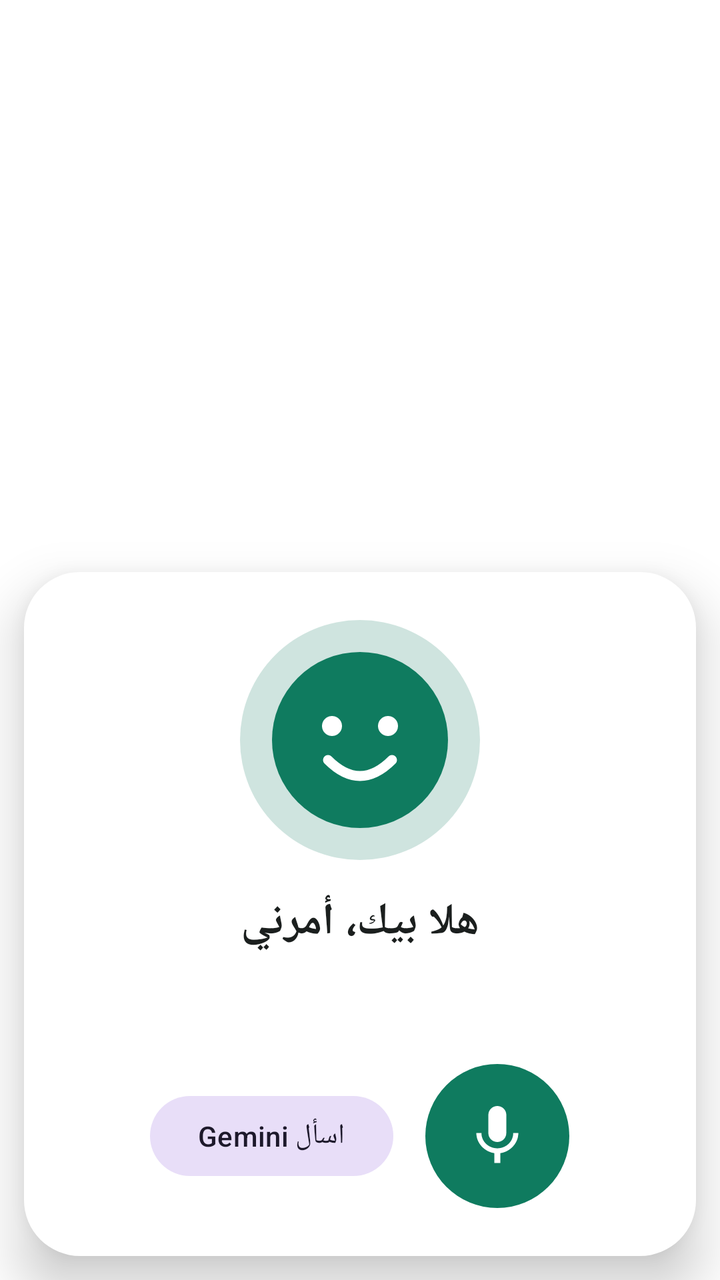
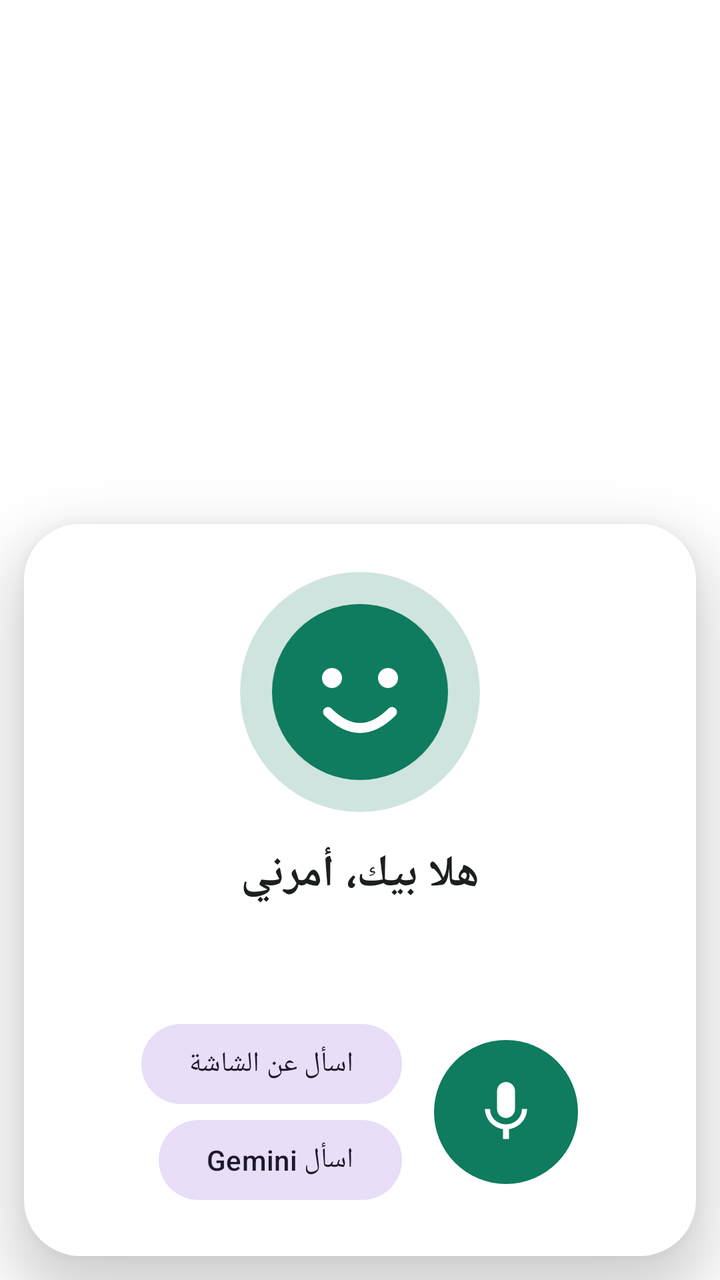

The first picture is an Android layout as it rendered before a commit; the second is the same layout after the commit. The layout source and the unified diff follow.
<!-- AndroidManifest.xml: activity theme Theme.Naffith.Popup -->
<!-- res/layout/activity_voice_popup.xml -->
<?xml version="1.0" encoding="utf-8"?>
<FrameLayout xmlns:android="http://schemas.android.com/apk/res/android"
    android:id="@+id/popupRoot"
    android:layout_width="match_parent"
    android:layout_height="match_parent"
    android:layoutDirection="rtl">

    <LinearLayout
        android:id="@+id/popupCard"
        android:layout_width="match_parent"
        android:layout_height="wrap_content"
        android:layout_gravity="bottom"
        android:layout_margin="12dp"
        android:background="@drawable/bg_popup"
        android:elevation="16dp"
        android:gravity="center_horizontal"
        android:orientation="vertical"
        android:padding="24dp">

        <FrameLayout
            android:layout_width="120dp"
            android:layout_height="120dp">

            <View
                android:id="@+id/avatarHalo"
                android:layout_width="match_parent"
                android:layout_height="match_parent"
                android:background="@drawable/bg_avatar_halo" />

            <ImageView
                android:layout_width="88dp"
                android:layout_height="88dp"
                android:layout_gravity="center"
                android:contentDescription="@string/app_name"
                android:src="@drawable/ic_assistant_avatar" />
        </FrameLayout>

        <TextView
            android:id="@+id/statusText"
            android:layout_width="match_parent"
            android:layout_height="wrap_content"
            android:layout_marginTop="16dp"
            android:gravity="center"
            android:text="@string/hf_greeting"
            android:textColor="@color/text_primary"
            android:textSize="22sp"
            android:textStyle="bold" />

        <TextView
            android:id="@+id/transcriptText"
            android:layout_width="match_parent"
            android:layout_height="wrap_content"
            android:layout_marginTop="8dp"
            android:gravity="center"
            android:minHeight="32dp"
            android:textColor="@color/text_secondary"
            android:textSize="18sp" />

        
        <TextView
            android:id="@+id/answerText"
            android:layout_width="match_parent"
            android:layout_height="wrap_content"
            android:layout_marginTop="10dp"
            android:background="@drawable/bg_card"
            android:lineSpacingExtra="4dp"
            android:maxLines="9"
            android:padding="14dp"
            android:scrollbars="vertical"
            android:textColor="@color/text_primary"
            android:textIsSelectable="true"
            android:textSize="17sp"
            android:visibility="gone" />

        <LinearLayout
            android:layout_width="wrap_content"
            android:layout_height="wrap_content"
            android:layout_marginTop="16dp"
            android:gravity="center_vertical"
            android:orientation="horizontal">

            <ImageButton
                android:id="@+id/micButton"
                android:layout_width="72dp"
                android:layout_height="72dp"
                android:background="@drawable/bg_mic_idle"
                android:contentDescription="@string/mic_description"
                android:padding="18dp"
                android:scaleType="fitCenter"
                android:src="@drawable/ic_mic" />

            <com.google.android.material.button.MaterialButton
                android:id="@+id/geminiButton"
                style="@style/Widget.Material3.Button.TonalButton"
                android:layout_width="wrap_content"
                android:layout_height="wrap_content"
                android:layout_marginStart="16dp"
                android:text="@string/ask_gemini" />
        </LinearLayout>
    </LinearLayout>
</FrameLayout>
<!-- resources referenced by this layout -->
<resources>
  <color name="text_primary">#1B1F1E</color>
  <color name="text_secondary">#5C6663</color>
  <!-- drawable bg_avatar_halo (drawable) -->
  <?xml version="1.0" encoding="utf-8"?>
  <shape xmlns:android="http://schemas.android.com/apk/res/android" android:shape="oval">
      <solid android:color="#330F7B5F" />
  </shape>
  <!-- drawable bg_card (drawable) -->
  <?xml version="1.0" encoding="utf-8"?>
  <shape xmlns:android="http://schemas.android.com/apk/res/android" android:shape="rectangle">
      <solid android:color="@color/surface_card" />
      <corners android:radius="20dp" />
  </shape>
  <!-- drawable bg_mic_idle (drawable) -->
  <?xml version="1.0" encoding="utf-8"?>
  <shape xmlns:android="http://schemas.android.com/apk/res/android" android:shape="oval">
      <solid android:color="@color/brand" />
  </shape>
  <!-- drawable bg_popup (drawable) -->
  <?xml version="1.0" encoding="utf-8"?>
  <shape xmlns:android="http://schemas.android.com/apk/res/android" android:shape="rectangle">
      <solid android:color="@color/white" />
      <corners android:radius="28dp" />
  </shape>
  <!-- drawable ic_assistant_avatar (drawable) -->
  <?xml version="1.0" encoding="utf-8"?>
  <vector xmlns:android="http://schemas.android.com/apk/res/android"
      android:width="88dp"
      android:height="88dp"
      android:viewportWidth="88"
      android:viewportHeight="88">
      <path
          android:fillColor="#0F7B5F"
          android:pathData="M44,0a44,44 0,1 1,0 88a44,44 0,1 1,0 -88z" />
      <path
          android:fillColor="#FFFFFF"
          android:pathData="M30,32a5,5 0,1 1,0 10a5,5 0,1 1,0 -10z" />
      <path
          android:fillColor="#FFFFFF"
          android:pathData="M58,32a5,5 0,1 1,0 10a5,5 0,1 1,0 -10z" />
      <path
          android:fillColor="#00000000"
          android:strokeColor="#FFFFFF"
          android:strokeLineCap="round"
          android:strokeWidth="5"
          android:pathData="M28,54q16,16 32,0" />
  </vector>
  <!-- drawable ic_mic (drawable) -->
  <vector xmlns:android="http://schemas.android.com/apk/res/android"
      android:width="24dp"
      android:height="24dp"
      android:viewportWidth="24"
      android:viewportHeight="24">
      <path
          android:fillColor="#FFFFFF"
          android:pathData="M12,14c1.66,0 2.99,-1.34 2.99,-3L15,5c0,-1.66 -1.34,-3 -3,-3S9,3.34 9,5v6c0,1.66 1.34,3 3,3zM17.3,11c0,3 -2.54,5.1 -5.3,5.1S6.7,14 6.7,11L5,11c0,3.41 2.72,6.23 6,6.72L11,21h2v-3.28c3.28,-0.48 6,-3.3 6,-6.72h-1.7z" />
  </vector>
  <string name="app_name">نفّذ</string>
  <string name="ask_gemini">اسأل Gemini</string>
  <string name="hf_greeting">هلا بيك، أمرني</string>
  <string name="mic_description">اضغط وتكلم</string>
  <style name="Theme.Naffith.Popup" parent="Theme.Naffith">
          <item name="android:windowIsTranslucent">true</item>
          <item name="android:windowBackground">@android:color/transparent</item>
          <item name="android:backgroundDimEnabled">true</item>
          <item name="android:backgroundDimAmount">0.4</item>
          <item name="android:windowAnimationStyle">@android:style/Animation.InputMethod</item>
          <item name="android:statusBarColor">@android:color/transparent</item>
      </style>
  <color name="surface_card">#F2F7F5</color>
  <color name="brand">#0F7B5F</color>
  <color name="white">#FFFFFF</color>
  <style name="Theme.Naffith" parent="Theme.Material3.Light.NoActionBar">
          <item name="colorPrimary">@color/brand</item>
          <item name="colorPrimaryDark">@color/brand_dark</item>
          <item name="android:statusBarColor">@color/brand_dark</item>
          <item name="android:windowBackground">@color/white</item>
      </style>
  <color name="brand_dark">#0A5A45</color>
</resources>

<!-- the commit's change to res/layout/activity_voice_popup.xml (unified diff, before → after) -->
@@ -89,13 +89,26 @@
                 android:scaleType="fitCenter"
                 android:src="@drawable/ic_mic" />
 
-            <com.google.android.material.button.MaterialButton
-                android:id="@+id/geminiButton"
-                style="@style/Widget.Material3.Button.TonalButton"
+            <LinearLayout
                 android:layout_width="wrap_content"
                 android:layout_height="wrap_content"
                 android:layout_marginStart="16dp"
-                android:text="@string/ask_gemini" />
+                android:orientation="vertical">
+
+                <com.google.android.material.button.MaterialButton
+                    android:id="@+id/screenButton"
+                    style="@style/Widget.Material3.Button.TonalButton"
+                    android:layout_width="wrap_content"
+                    android:layout_height="wrap_content"
+                    android:text="@string/ask_screen" />
+
+                <com.google.android.material.button.MaterialButton
+                    android:id="@+id/geminiButton"
+                    style="@style/Widget.Material3.Button.TonalButton"
+                    android:layout_width="wrap_content"
+                    android:layout_height="wrap_content"
+                    android:text="@string/ask_gemini" />
+            </LinearLayout>
         </LinearLayout>
     </LinearLayout>
 </FrameLayout>
<!-- resource entries referenced after the edit -->
@@ -59,6 +59,7 @@
   </vector>
   <string name="app_name">نفّذ</string>
   <string name="ask_gemini">اسأل Gemini</string>
+  <string name="ask_screen">اسأل عن الشاشة</string>
   <string name="hf_greeting">هلا بيك، أمرني</string>
   <string name="mic_description">اضغط وتكلم</string>
   <style name="Theme.Naffith.Popup" parent="Theme.Naffith">
